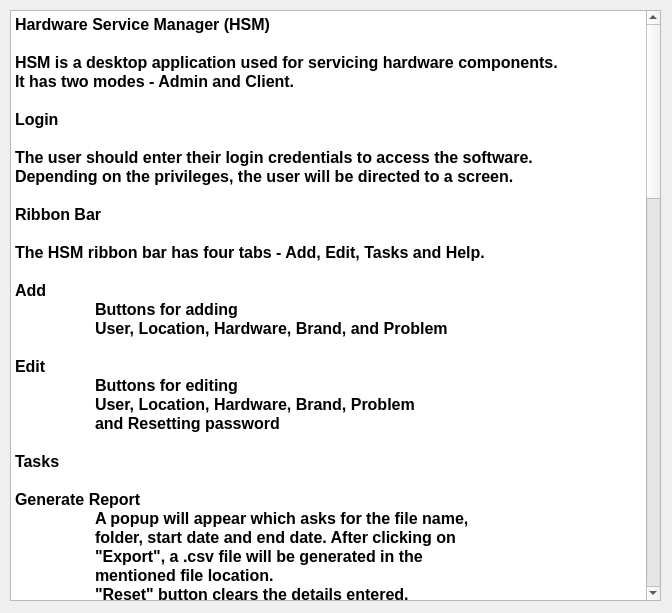
Old version of the form manual.ui in the repository Rahul-Mac/hsm.
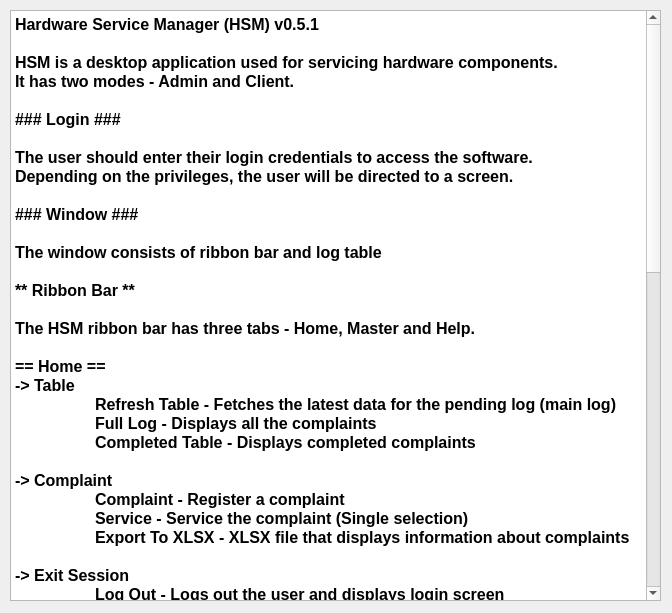
New version of the form.

Commit message:
v0.5.1 - Added Status Field
The 'IsActive' field for complaints has been replaced by 'Status'.
'Status' field will have one of the three values: 'Pending', 'Completed', or 'Sent Out For Repair'
'Assigned To' Label for Logs is changed to 'Spoken To'.

Diff of the .ui file:
```diff
--- a/manual.ui
+++ b/manual.ui
@@ -37,103 +37,74 @@
     <bool>true</bool>
    </property>
    <property name="plainText">
-    <string>Hardware Service Manager (HSM)
+    <string>Hardware Service Manager (HSM) v0.5.1
 
 HSM is a desktop application used for servicing hardware components.
 It has two modes - Admin and Client.
 
-Login
+### Login ###
 
 The user should enter their login credentials to access the software.
 Depending on the privileges, the user will be directed to a screen.
 
-Ribbon Bar
+### Window ###
 
-The HSM ribbon bar has four tabs - Add, Edit, Tasks and Help.
+The window consists of ribbon bar and log table
 
-Add
-	Buttons for adding
-	User, Location, Hardware, Brand, and Problem
+** Ribbon Bar **
 
-Edit
-	Buttons for editing
-	User, Location, Hardware, Brand, Problem
-	and Resetting password
+The HSM ribbon bar has three tabs - Home, Master and Help.
 
-Tasks
+== Home ==
+-&gt; Table
+	Refresh Table - Fetches the latest data for the pending log (main log)
+	Full Log - Displays all the complaints
+	Completed Table - Displays completed complaints
 
-Generate Report
-	A popup will appear which asks for the file name,
-	folder, start date and end date. After clicking on
-	&quot;Export&quot;, a .csv file will be generated in the 
-	mentioned file location. 	
-	&quot;Reset&quot; button clears the details entered.
+-&gt; Complaint
+	Complaint - Register a complaint
+	Service - Service the complaint (Single selection)
+	Export To XLSX - XLSX file that displays information about complaints
 
-Complaint 
+-&gt; Exit Session
+	Log Out - Logs out the user and displays login screen
+	Quit - Closes the application
 
-	&quot;Ticked ID&quot; 
-		It is an auto-generated field.
+== Master ==
+-&gt; User
+	Add User - Create New User
+	Edit User - Edit the user by selecting from the log
+	Reset Password - Reset Password for user(s)
 
-	Hardware
-		The hardware that needs 
-		servicing should be selected.
+-&gt; Hardware
+	Add Hardware - Create New Hardware
+	Edit Hardware - Edit the hardware by selecting from the log
 
-	Problem
-		The issue with the selected hardware.
+-&gt; Problem
+	Add Problem - Create New Problem
+	Edit Problem - Edit the problem by selecting from the log
 
-	System Name (Optional Field)
-		Name assigned to the hardware.
+-&gt; Location
+	Add Location - Create New Location
+	Edit Location - Edit the location by selecting from the log
 
-	Location
-		Location of the hardware.
+-&gt; Brand
+	Add Brand - Create New Brand
+	Edit Brand - Edit the brand by selecting from the log
 
-	Spoken To
-		The name of the administrator 
-		with whom the client spoke.
+== Help ==
+-&gt; Information
+	About - Brief information about the software
+	License - License notice of the software 
 
-	Caller Name
-		Name of the client
+-&gt; How To Use
+	Manual - The document that you are currently reading
 
-	Remarks (Optional Field)
-		Additional information about 
-		the hardware that the 
-		client wants to provide.
+** Pending Log **
+Pending Log displays information about all the complaints that are pending
 
-	Save
-		Registers the complaint.
 
-	Reset
-		Resets the data.
-
-Refresh Log
-	Refreshes the &quot;Pending Log&quot; i.e. 
-	the log on the window.
-
-Full Log 
-	Dsiplays all the complaints.
-
-Completed Log 
-	Dsiplays the solved issues.
-
-
-Help
-
-About 
-	Brief information about the software
-
-License 
-	License of the software 
-
-Manual 
-	The document that you are currently reading
-
-Toolbar
-	Icons for operations like Refresh, Adding users,
-	Generating Report, etc.
-
-
-Written by
-	Rahul Mac</string>
+Written by Rahul Mac</string>
    </property>
   </widget>
  </widget>
```
The commit also changes 12 other files.
